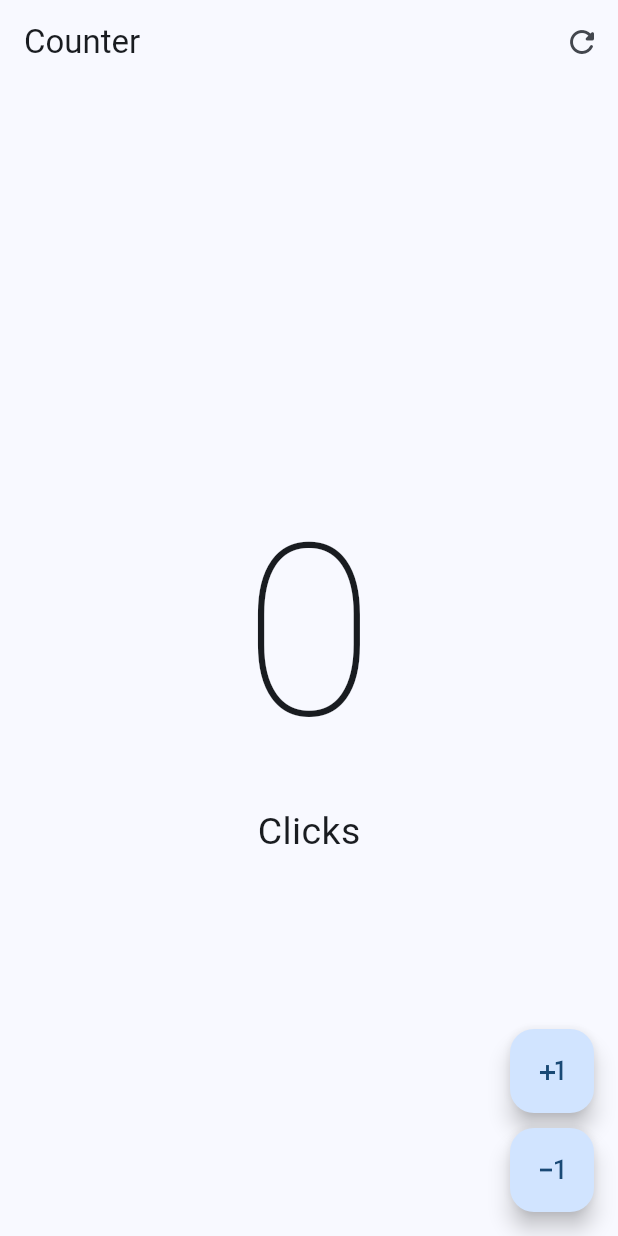
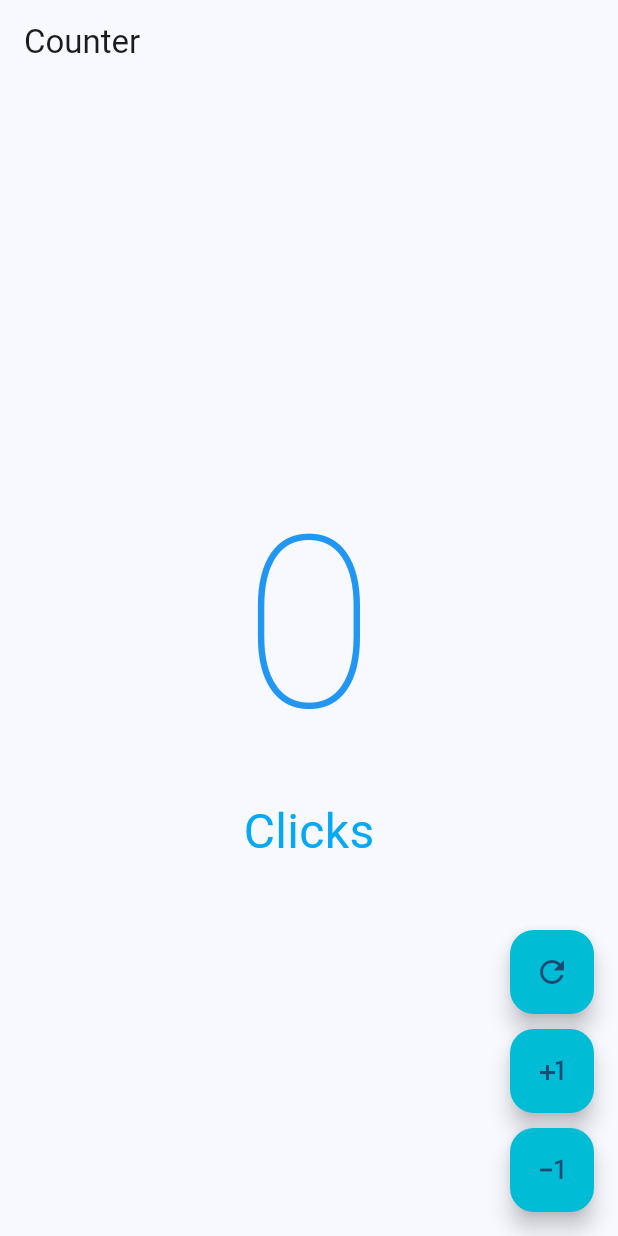
Before and after one commit to TEO-NFT/CounterApp, a Flutter app: the screen it shows after launch, on a phone screen of 412 x 824 dp. Run offline on Flutter 3.47's test engine with Material 2 defaults, Android fonts, the phone set to English and light mode, and no system bars.

Commit message:
project completed

```diff
--- a/lib/main.dart
+++ b/lib/main.dart
@@ -1,5 +1,4 @@
 import 'package:counter_app/screens/counter_functions_screen.dart';
-import 'package:counter_app/screens/counter_screen.dart';
 import 'package:flutter/material.dart';
 
 void main(){
--- a/lib/screens/counter_functions_screen.dart
+++ b/lib/screens/counter_functions_screen.dart
@@ -15,16 +15,6 @@ class _CounterFunctionsScreenState extends State<CounterFunctionsScreen> {
     return Scaffold(
         appBar: AppBar(
           title: const Text('Counter'),
-          actions: [
-            IconButton(
-              icon: const Icon(Icons.refresh_rounded),
-              onPressed: () {
-                setState(() {
-                  clickCounter = 0;
-                });
-              },
-            )
-          ],
         ),
         body: Center(
           child: Column(
@@ -32,33 +22,62 @@ class _CounterFunctionsScreenState extends State<CounterFunctionsScreen> {
             children: [
               Text('$clickCounter',
                   style: const TextStyle(
-                      fontSize: 160, fontWeight: FontWeight.w100)),
+                      fontSize: 160, fontWeight: FontWeight.w100, color: Colors.blue )),
               Text('Click${clickCounter == 1 ? '' : 's'}',
-                  style: const TextStyle(fontSize: 25))
+                  style: const TextStyle(fontSize: 32, color: Colors.lightBlue))
             ],
           ),
         ),
         floatingActionButton: Column(
           mainAxisAlignment: MainAxisAlignment.end,
           children: [
-            FloatingActionButton(
+            CustomButton(
+              icon: Icons.refresh_outlined,
+              onPressed: () {
+                setState(() {
+                  clickCounter = 0;
+                });
+              },
+            ),
+            const SizedBox(height: 10),
+            CustomButton(
+              icon: Icons.plus_one_outlined,
               onPressed: () {
                 setState(() {
                   clickCounter++;
                 });
               },
-              child: const Icon(Icons.plus_one),
             ),
             const SizedBox(height: 10),
-            FloatingActionButton(
+            CustomButton(
+              icon: Icons.exposure_minus_1_outlined,
               onPressed: () {
                 setState(() {
-                  clickCounter == 0 ?  clickCounter : clickCounter--;
+                  clickCounter == 0 ? clickCounter : clickCounter--;
                 });
               },
-              child: const Icon(Icons.exposure_minus_1_outlined),
             ),
           ],
         ));
   }
 }
+
+class CustomButton extends StatelessWidget {
+  final IconData icon;
+  final VoidCallback? onPressed;
+
+  const CustomButton({
+    super.key,
+    required this.icon,
+    this.onPressed,
+  });
+
+  @override
+  Widget build(BuildContext context) {
+    return FloatingActionButton(
+      backgroundColor: Colors.cyan,
+      onPressed: onPressed,
+      child: Icon(icon),
+    );
+  }
+}
```
Also changed, not shown: lib/screens/counter_screen.dart (deleted, +0 -39 lines).
